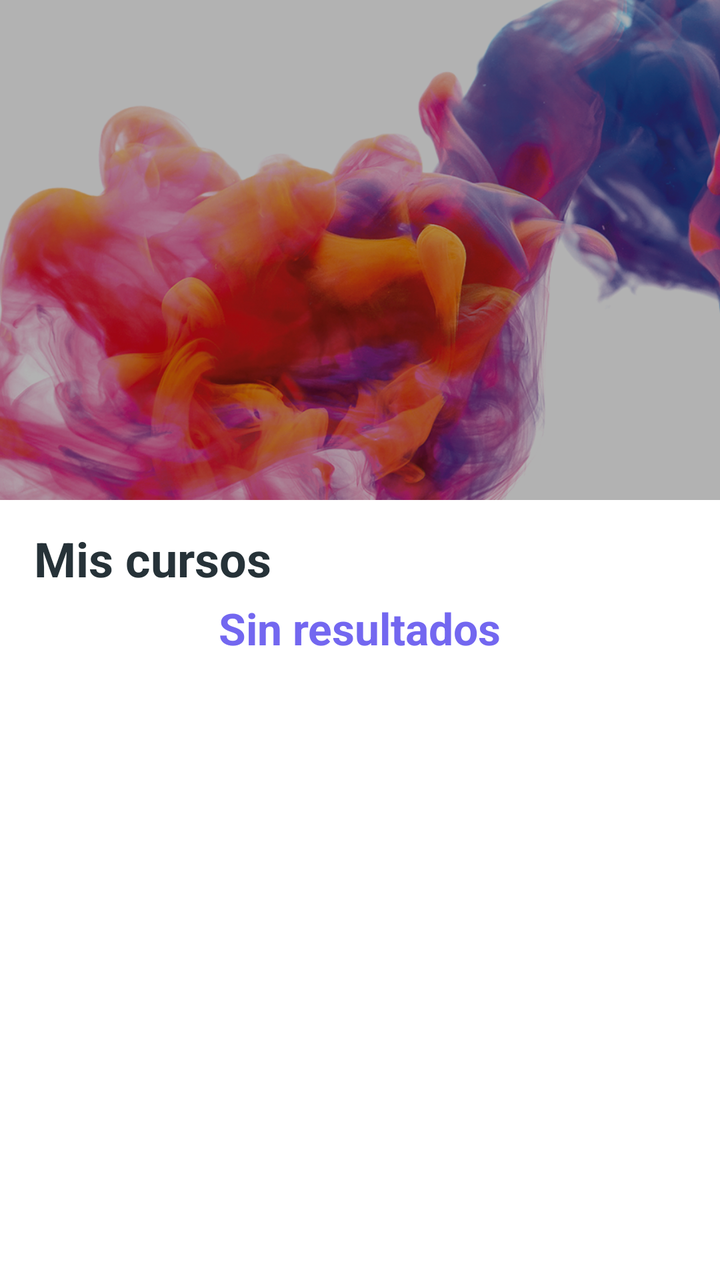
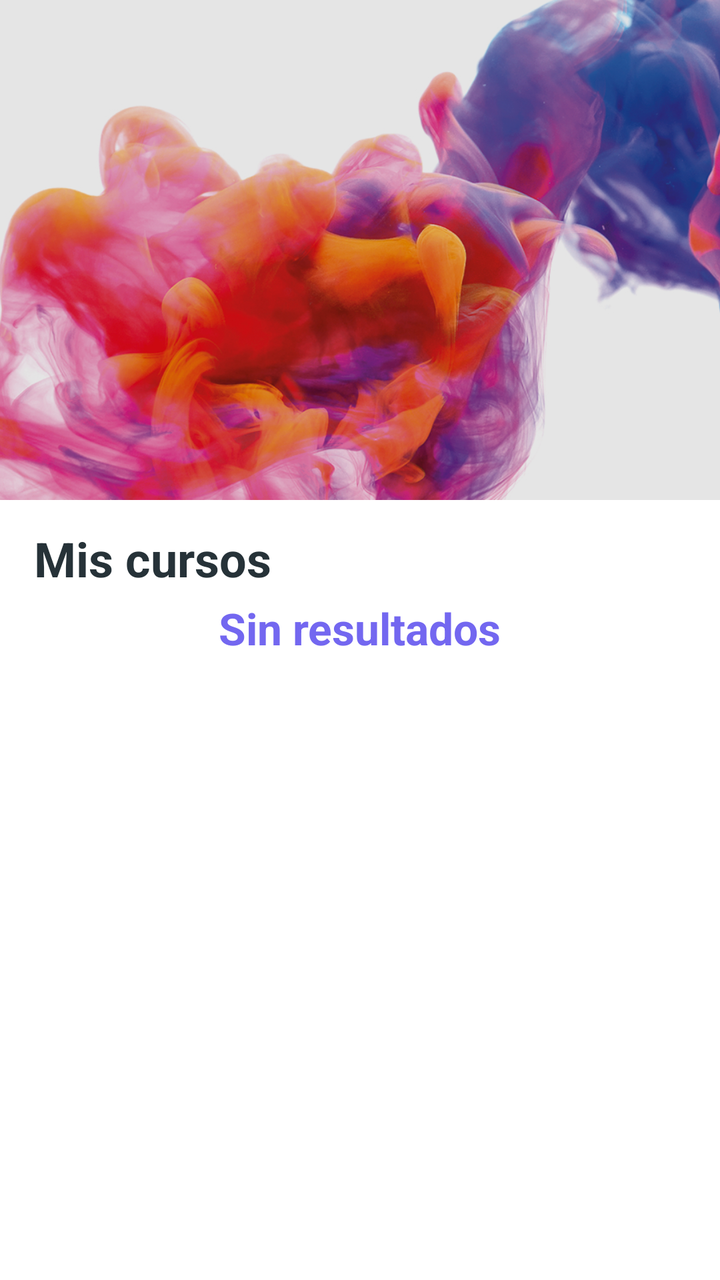

An Android layout rendered at two revisions. The XML below is the earlier revision; the diff shows what the commit changed to produce the second picture.
<!-- AndroidManifest.xml: application theme BaseTheme.Material -->
<!-- res/layout/include_course_content.xml -->
<androidx.coordinatorlayout.widget.CoordinatorLayout xmlns:android="http://schemas.android.com/apk/res/android"
    xmlns:app="http://schemas.android.com/apk/res-auto"
    android:id="@+id/lyt_parent"
    android:layout_width="match_parent"
    android:layout_height="match_parent"
    android:fitsSystemWindows="true">



    <com.google.android.material.appbar.AppBarLayout
        android:id="@+id/app_bar_layout"
        android:layout_width="match_parent"
        android:layout_height="250dp"
        android:fitsSystemWindows="true"
        android:theme="@style/ThemeOverlay.AppCompat.Dark.ActionBar">

        <com.google.android.material.appbar.CollapsingToolbarLayout
            android:id="@+id/collapsing_toolbar"
            android:layout_width="match_parent"
            android:layout_height="match_parent"
            android:fitsSystemWindows="true"
            app:contentScrim="@color/paes_color_5"
            app:layout_scrollFlags="scroll|exitUntilCollapsed">

            <ImageView
                android:id="@+id/image"
                android:layout_width="match_parent"
                android:layout_height="match_parent"
                android:fitsSystemWindows="true"
                android:scaleType="centerCrop"
                android:src="@drawable/fondo_paes"
                app:layout_collapseMode="parallax" />

            <View
                android:layout_width="match_parent"
                android:layout_height="match_parent"
                android:background="@color/overlay_dark_30" />

            <androidx.appcompat.widget.Toolbar
                android:id="@+id/toolbar"
                android:layout_width="match_parent"
                android:layout_height="?android:attr/actionBarSize"
                app:layout_collapseMode="pin"
                app:popupTheme="@style/ThemeOverlay.AppCompat.Light" />

        </com.google.android.material.appbar.CollapsingToolbarLayout>

    </com.google.android.material.appbar.AppBarLayout>

    <LinearLayout
        android:layout_width="match_parent"
        android:layout_height="wrap_content"
        android:layout_marginTop="@dimen/spacing_middle"
        android:layout_marginBottom="@dimen/spacing_middle"
        android:paddingLeft="17dp"
        android:paddingRight="17dp"
        app:layout_behavior="@string/appbar_scrolling_view_behavior">
        <TextView
            android:layout_width="match_parent"
            android:layout_height="wrap_content"
            android:layout_marginTop="@dimen/spacing_small"
            android:text="@string/title_activity_courses"
            android:textAppearance="@style/TextAppearance.AppCompat.Headline"
            android:textColor="@color/grey_90"
            android:textStyle="bold"
            />
    </LinearLayout>
    <androidx.recyclerview.widget.RecyclerView
        android:layout_marginTop="@dimen/spacing_xxxlarge"
        android:layout_marginBottom="@dimen/spacing_middle"
        android:id="@+id/recyclerView"
        android:layout_width="match_parent"
        android:layout_height="match_parent"
        android:scrollbars="vertical"
        android:scrollingCache="true"
        app:layout_behavior="@string/appbar_scrolling_view_behavior"/>

    <include layout="@layout/include_no_item" />

</androidx.coordinatorlayout.widget.CoordinatorLayout>
<!-- res/layout/include_no_item.xml (included above) -->
<?xml version="1.0" encoding="utf-8"?>
<LinearLayout xmlns:android="http://schemas.android.com/apk/res/android"
    android:id="@+id/no_item"
    android:layout_width="match_parent"
    android:layout_height="match_parent">
    <RelativeLayout
        android:layout_width="match_parent"
        android:layout_height="match_parent">

        <LinearLayout
            android:layout_width="180dp"
            android:layout_height="wrap_content"
            android:layout_centerInParent="true"
            android:gravity="center"
            android:orientation="vertical">



            <TextView
                android:layout_width="wrap_content"
                android:layout_height="wrap_content"
                android:layout_marginTop="@dimen/spacing_large"
                android:text="@string/text_title_no_item"
                android:textAppearance="@style/Base.TextAppearance.AppCompat.Large"
                android:textColor="@color/paes_color_2"
                android:textStyle="bold" />

            <TextView
                android:layout_width="wrap_content"
                android:layout_height="wrap_content"
                android:layout_marginTop="@dimen/spacing_medium"
                android:text="@string/text_message_no_item"
                android:gravity="center"
                android:textAppearance="@style/Base.TextAppearance.AppCompat.Subhead"
                android:textColor="@color/grey_90" />


        </LinearLayout>

    </RelativeLayout>
</LinearLayout>
<!-- resources referenced by this layout -->
<resources>
  <color name="grey_90">#263238</color>
  <color name="overlay_dark_30">#4D000000</color>
  <color name="paes_color_2">#7367f0</color>
  <color name="paes_color_5">#2899B6</color>
  <dimen name="spacing_large">15dp</dimen>
  <dimen name="spacing_medium">5dp</dimen>
  <dimen name="spacing_middle">10dp</dimen>
  <dimen name="spacing_small">3dp</dimen>
  <dimen name="spacing_xxxlarge">55dp</dimen>
  <!-- drawable fondo_paes: jpeg bitmap (drawable, 632264 bytes) -->
  <string name="text_message_no_item" />
  <string name="text_title_no_item">Sin resultados</string>
  <string name="title_activity_courses">Mis cursos</string>
  <style name="BaseTheme.Material" parent="Theme.MaterialComponents.Light.NoActionBar">
          
          <item name="colorPrimary">@color/colorPrimary</item>
          <item name="colorPrimaryDark">@color/colorPrimaryDark</item>
          <item name="colorAccent">@color/colorAccent</item>
          <item name="colorSurface">@android:color/white</item>
          <item name="windowActionModeOverlay">true</item>
          <item name="android:actionModeBackground">@color/blue_grey_600</item>
          <item name="android:dialogTheme">@style/Dialog.Theme</item>
      </style>
  <color name="colorPrimary">#1976D2</color>
  <color name="colorPrimaryDark">#1565C0</color>
  <color name="colorAccent">#FF4081</color>
  <color name="blue_grey_600">#546E7A</color>
  <style name="Dialog.Theme" parent="Theme.AppCompat.Light.Dialog">
          <item name="colorPrimary">@color/colorPrimary</item>
          <item name="colorPrimaryDark">@color/colorPrimaryDark</item>
          <item name="colorAccent">@color/colorAccent</item>
      </style>
</resources>

<!-- the commit's change to res/layout/include_course_content.xml (unified diff, before → after) -->
@@ -34,7 +34,7 @@
             <View
                 android:layout_width="match_parent"
                 android:layout_height="match_parent"
-                android:background="@color/overlay_dark_30" />
+                android:background="@color/overlay_dark_10" />
 
             <androidx.appcompat.widget.Toolbar
                 android:id="@+id/toolbar"
<!-- resource entries referenced after the edit -->
@@ -1,7 +1,7 @@
 <!-- resources referenced by this layout -->
 <resources>
   <color name="grey_90">#263238</color>
-  <color name="overlay_dark_30">#4D000000</color>
+  <color name="overlay_dark_10">#1A000000</color>
   <color name="paes_color_2">#7367f0</color>
   <color name="paes_color_5">#2899B6</color>
   <dimen name="spacing_large">15dp</dimen>
